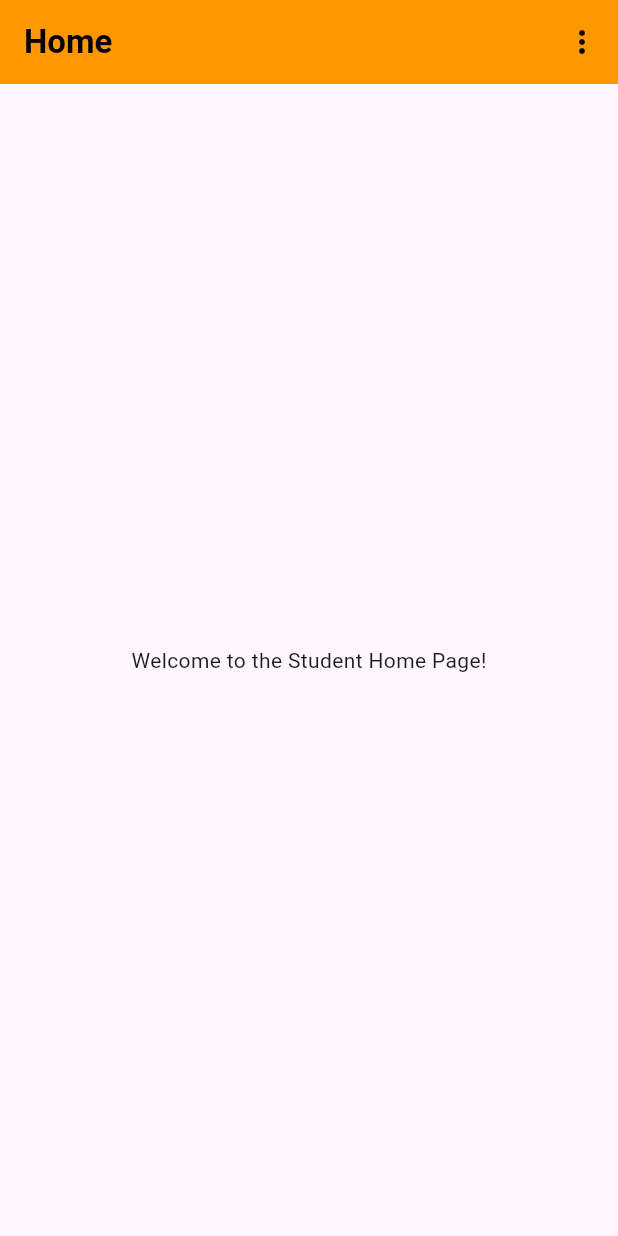
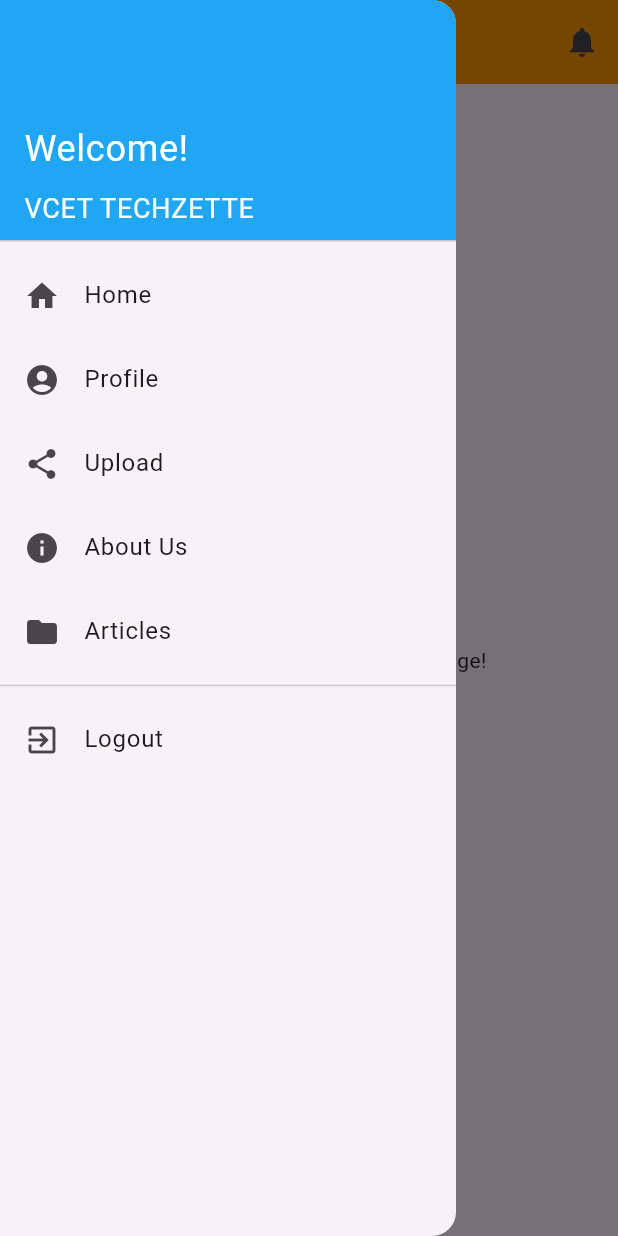
Before and after one commit to Sarvesh22904/techzette, a Flutter app: the StudentHomePage screen opened directly, with the side drawer open (before the commit the screen has no drawer), on a phone screen of 412 x 824 dp. Run offline on Flutter 3.47's test engine with Material 3 defaults, Android fonts, the phone set to English and light mode, and no system bars; our stand-ins replace cloud_firestore, dio, file_picker, firebase_auth, firebase_core, firebase_storage; missing offline and left inert: flutter_pdfview; accounts and stored records are empty.

Commit message:
student home page changes

```diff
--- a/lib/moderation_page.dart
+++ b/lib/moderation_page.dart
@@ -32,7 +32,8 @@ class ModerationPage extends StatelessWidget {
                     // Add your approval logic here
                   },
                   style: ElevatedButton.styleFrom(
-                    primary: Colors.green, // Set the background color to green
+                    backgroundColor:
+                        Colors.green, // Set the background color to green
                   ),
                   child: const Text('Approve'),
                 ),
@@ -41,7 +42,8 @@ class ModerationPage extends StatelessWidget {
                     // Add your rejection logic here
                   },
                   style: ElevatedButton.styleFrom(
-                    primary: Colors.red, // Set the background color to red
+                    backgroundColor:
+                        Colors.red, // Set the background color to red
                   ),
                   child: const Text('Reject'),
                 ),
--- a/lib/student_home_page.dart
+++ b/lib/student_home_page.dart
@@ -3,34 +3,25 @@ import 'upload_page.dart';
 import 'student_login_page.dart';
 
 class StudentHomePage extends StatefulWidget {
-  const StudentHomePage({super.key});
+  const StudentHomePage({Key? key});
 
   @override
   _StudentHomePageState createState() => _StudentHomePageState();
 }
 
 class _StudentHomePageState extends State<StudentHomePage> {
-  // Function to handle menu option selection
-  void _handleMenuSelection(String value) {
-    switch (value) {
-      case 'Upload':
+  void _handleUpload() {
     Navigator.push(
       context,
       MaterialPageRoute(builder: (context) => const UploadPage()),
     );
-        break;
-      case 'Logout':
-        // Navigate to the StudentLoginPage
+  }
+
+  void _handleLogout() {
     Navigator.pushReplacement(
-          // Using pushReplacement to prevent returning to the previous screen after logout
       context,
       MaterialPageRoute(builder: (context) => StudentPage()),
     );
-        break;
-      default:
-        // Handle other cases if necessary
-        break;
-    }
   }
 
   @override
@@ -43,25 +34,75 @@ class _StudentHomePageState extends State<StudentHomePage> {
         ),
         backgroundColor: Colors.orange,
         actions: <Widget>[
-          // Using PopupMenuButton for the three dots menu
-          PopupMenuButton<String>(
-            onSelected: _handleMenuSelection,
-            itemBuilder: (BuildContext context) {
-              return [
-                const PopupMenuItem<String>(
-                  value: 'Upload',
-                  child: Text('Upload'),
-                ),
-                const PopupMenuItem<String>(
-                  value: 'Logout',
-                  child: Text('Logout'),
-                ),
-              ];
-            },
-            icon: const Icon(Icons.more_vert,
-                color: Colors.black), // Three dots icon in black color
+          IconButton(
+            icon: Icon(Icons.notifications),
+            onPressed: () {},
           ),
         ],
+      ),
+      drawer: Drawer(
+        child: ListView(
+          padding: EdgeInsets.zero,
+          children: <Widget>[
+            DrawerHeader(
+              decoration: BoxDecoration(
+                color: Color.fromARGB(255, 33, 166, 243),
+              ),
+              child: Column(
+                crossAxisAlignment: CrossAxisAlignment.start,
+                mainAxisAlignment: MainAxisAlignment.end,
+                children: [
+                  Text(
+                    'Welcome!',
+                    style: TextStyle(
+                      color: Colors.white,
+                      fontSize: 24,
+                    ),
+                  ),
+                  SizedBox(height: 8),
+                  Text(
+                    'VCET TECHZETTE',
+                    style: TextStyle(
+                      color: Colors.white,
+                      fontSize: 18,
+                    ),
+                  ),
+                ],
+              ),
+            ),
+            ListTile(
+              leading: Icon(Icons.home),
+              title: Text('Home'),
+              onTap: () {},
+            ),
+            ListTile(
+              leading: Icon(Icons.account_circle),
+              title: Text('Profile'),
+              onTap: () {},
+            ),
+            ListTile(
+              leading: Icon(Icons.share),
+              title: Text('Upload'),
+              onTap: _handleUpload,
+            ),
+            ListTile(
+              leading: Icon(Icons.info),
+              title: Text('About Us'),
+              onTap: () {},
+            ),
+            ListTile(
+              leading: Icon(Icons.folder),
+              title: Text('Articles'),
+              onTap: () {},
+            ),
+            Divider(),
+            ListTile(
+              leading: Icon(Icons.exit_to_app),
+              title: Text('Logout'),
+              onTap: _handleLogout,
+            ),
+          ],
+        ),
       ),
       body: const Center(
         child: Text("Welcome to the Student Home Page!"),
```
Also changed, not shown: lib/techzette_page2.dart (+20 -7 lines), lib/upload_page.dart (+12 -38 lines), 1 other file. Lines whose indentation alone changed are shown as unchanged.
